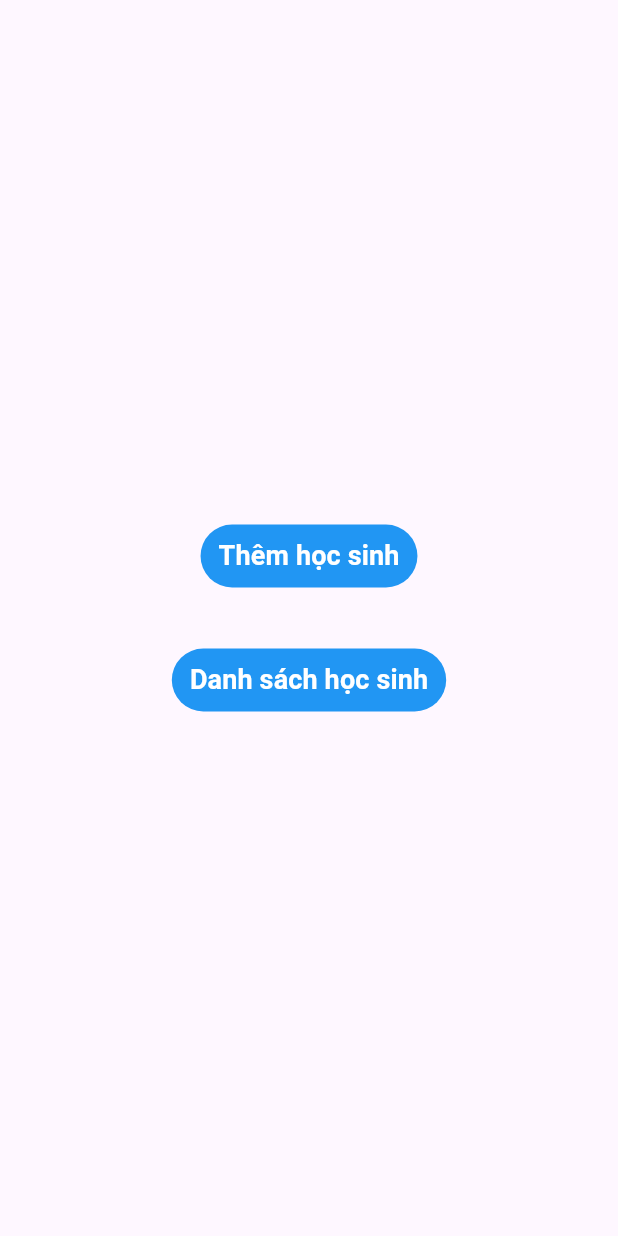
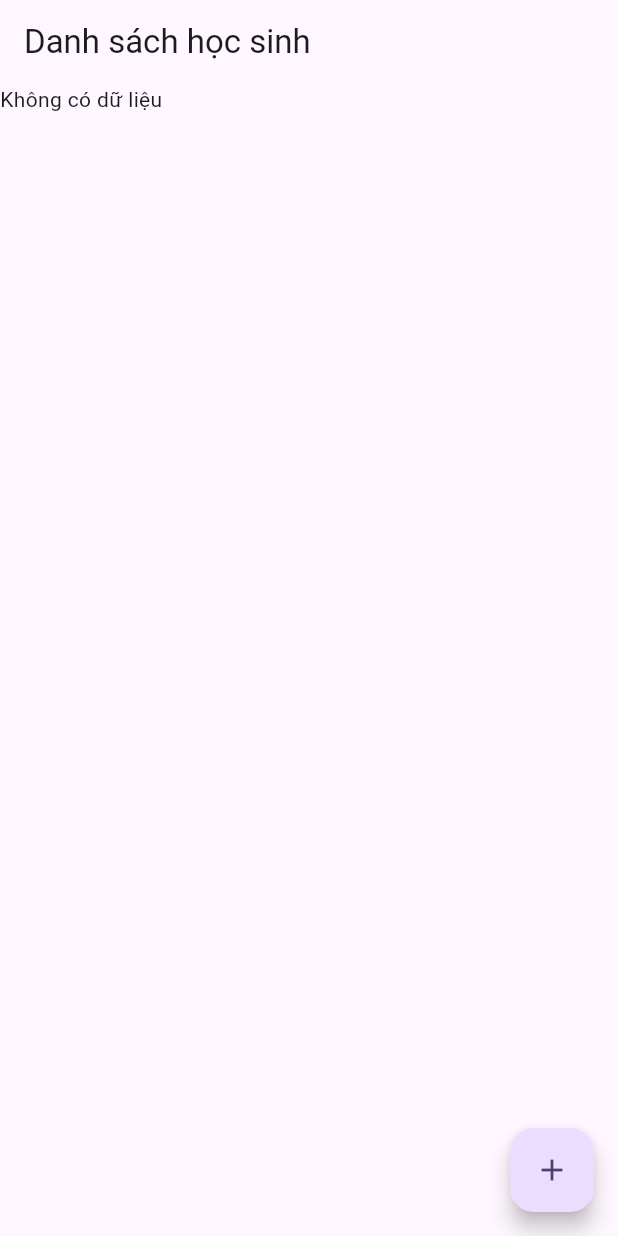
Before and after one commit to tranquanghuy123/StudentList, a Flutter app: the screen it shows after launch, on a phone screen of 412 x 824 dp. Run offline on Flutter 3.47's test engine with Material 3 defaults, Android fonts, the phone set to English and light mode, and no system bars; our stand-ins replace sqflite; accounts and stored records are empty.

Commit message:
Error !!

```diff
--- a/lib/Home_Screen.dart
+++ b/lib/Home_Screen.dart
@@ -1,6 +1,7 @@
 import 'package:flutter/material.dart';
 import 'package:studentlist/Add_Student_Screen.dart';
-import 'package:studentlist/Student_List_Screen.dart';
+import 'package:studentlist/DatabaseHelper.dart';
+import 'package:studentlist/StudentModel.dart';
 
 class HomeScreen extends StatefulWidget {
   const HomeScreen({super.key});
@@ -10,56 +11,65 @@ class HomeScreen extends StatefulWidget {
 }
 
 class _HomeScreenState extends State<HomeScreen> {
+  late DatabaseHelper database;
+  late Future<List<StudentModel>> students;
+
+  @override
+  void initState() {
+    database = DatabaseHelper();
+    students = database.getStudent();
+
+    database.initDB().whenComplete((){});
+    students = getAllStudent();
+    super.initState();
+  }
+
+  Future<List<StudentModel>> getAllStudent(){
+    return database.getStudent();
+  }
+
+
   @override
   Widget build(BuildContext context) {
     double widthScreen = MediaQuery.of(context).size.width;
     double heightScreen = MediaQuery.of(context).size.height;
     return SafeArea(
         child: Scaffold(
-          body: Container(
-            height: heightScreen,
-            width: widthScreen,
-            child: Center(
-              child: Container(
-                height: 200,
-                width: 200,
-                //color: Colors.red,
-                child: Column(
-                  mainAxisAlignment: MainAxisAlignment.spaceEvenly,
-                  children: [
-                    TextButton(
-                        onPressed: (){
-                          Navigator.push(
-                              context,
-                              MaterialPageRoute(
-                                  builder: (context) => AddStudentScreen()));
-                        },
-                        style: TextButton.styleFrom(
-                          backgroundColor: Colors.blue
-                        ),
-                        child: Text('Thêm học sinh', style: TextStyle(
-                          color: Colors.white, fontWeight: FontWeight.w600, fontSize: 18
-                        ),)),
-
-                    TextButton(
-                        onPressed: (){
-                          Navigator.push(
-                              context,
-                              MaterialPageRoute(
-                                  builder: (context) => StudentListScreen()));
-                        },
-                        style: TextButton.styleFrom(
-                            backgroundColor: Colors.blue
-                        ),
-                        child: Text('Danh sách học sinh',style: TextStyle(
-                            color: Colors.white, fontWeight: FontWeight.w600, fontSize: 18
-                        ))),
-                  ],
-                ),
-              ),
+          appBar: AppBar(
+            title: Text('Danh sách học sinh'),
+          ),
+            floatingActionButton: FloatingActionButton(
+              onPressed: (){
+                Navigator.push(context, MaterialPageRoute(
+                    builder: (context) => AddStudentScreen() ));},
+              child: Icon(Icons.add),
             ),
 
-          ),
+
+            body: FutureBuilder<List<StudentModel>>(
+              future: students,
+              builder:(BuildContext context, AsyncSnapshot<List<StudentModel>> snapshot) {
+                if(snapshot.connectionState == ConnectionState.waiting){
+                  return CircularProgressIndicator();
+                }
+                else if (snapshot.hasData && snapshot.data!.isEmpty) {
+                  return Text('Không có dữ liệu');
+                }
+                else if (snapshot.hasError){
+                  return Text(snapshot.error.toString());
+                }
+                else {
+                  final items = snapshot.data ?? <StudentModel>[];
+                  return ListView.builder(
+                      itemCount: items.length,
+                      itemBuilder: (context, index){
+                    return ListTile(
+                      title: Text(items[index].studentName),
+                    );
+                  });
+                }
+            },
+            )
         ));
   }
 }
--- a/lib/StudentModel.dart
+++ b/lib/StudentModel.dart
@@ -1,33 +1,36 @@
 
+class StudentModel {
+  final int? studentId;
+  final String studentName;
+  final String studentAge;
+  final String studentGender;
+  final String averageScore;
+  final String createAt;
 
-class Student {
-  String? id;
-  String? ten;
-  String? tuoi;
-  String? diemTrungBinh;
-  String? gioiTinh;
+  StudentModel({
+    this.studentId,
+    required this.studentName,
+    required this.studentAge,
+    required this.studentGender,
+    required this.averageScore,
+    required this.createAt,
+  });
 
-  Student({ this.id, this.ten,
-    this.tuoi, this.diemTrungBinh, this.gioiTinh});
+  factory StudentModel.fromMap(Map<String, dynamic> json) => StudentModel(
+    studentId: json["studentId"],
+    studentName: json["studentName"],
+    studentAge: json["studentAge"],
+    studentGender: json["studentGender"],
+    averageScore: json["averageScore"],
+    createAt: json["createAt"],
+  );
 
-
-  Map<String, dynamic> toMap() {
-    var map = <String, dynamic>{
-      'id': id,
-      'ten': ten,
-      'tuoi': tuoi,
-      'diemTrungBinh': diemTrungBinh,
-      'gioiTinh': gioiTinh
-    };
-    return map;
-  }
-
-  Student.fromMap(Map<String, dynamic> map) {
-    id = map['id'];
-    ten = map['ten'];
-    tuoi = map['tuoi'];
-    diemTrungBinh = map['diemTrungBinh'];
-    gioiTinh = map['gioiTinh'];
-  }
-
+  Map<String, dynamic> toMap() => {
+    "studentId": studentId,
+    "studentName": studentName,
+    "studentAge": studentAge,
+    "studentGender": studentGender,
+    "averageScore": averageScore,
+    "createAt": createAt,
+  };
 }
```
Also changed, not shown: lib/Add_Student_Screen.dart (+32 -53 lines), lib/DatabaseHelper.dart (+33 -94 lines), lib/Student_List_Screen.dart (deleted, +0 -68 lines).
